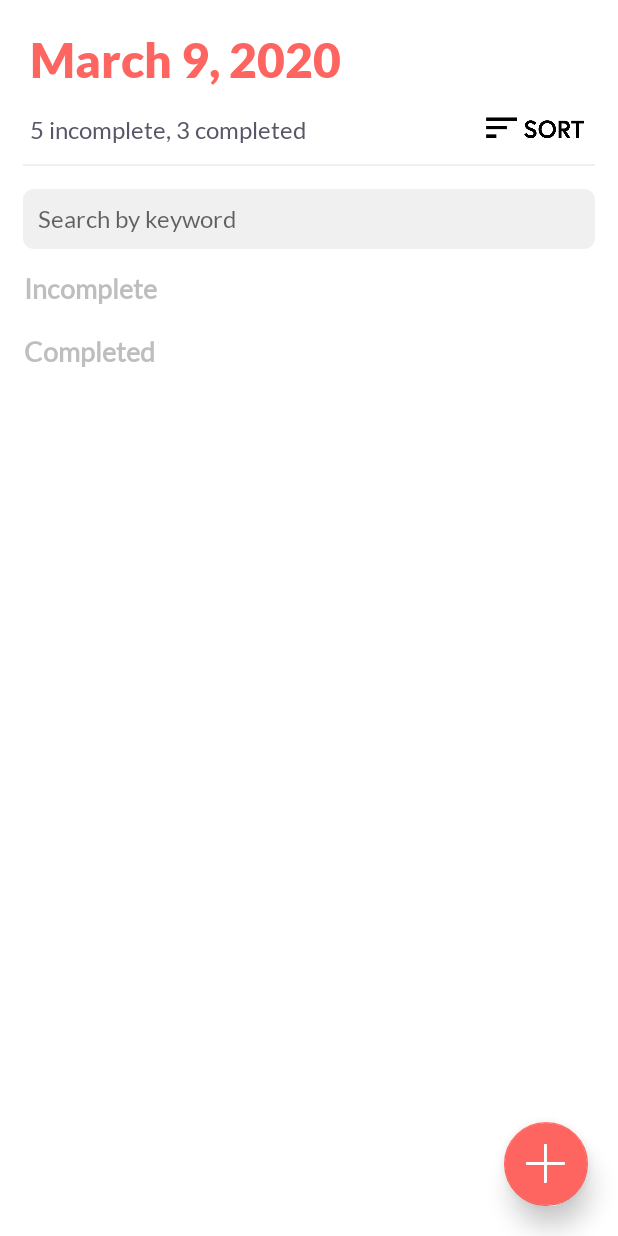
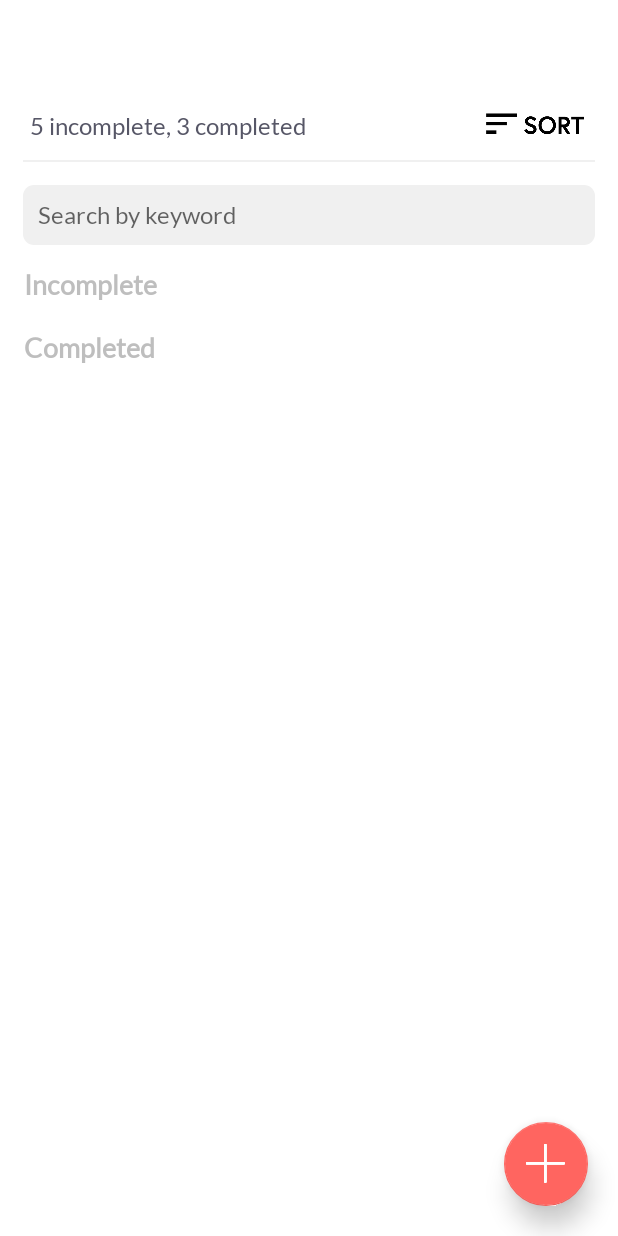
Before and after one commit to Swapkumbhar31/Task_Tech_Armie_Android, an Android app: the layout activity_main.xml on its own in the app's theme, with its tools: preview values and no code run, on a phone screen of 412 x 824 dp. Run offline under Robolectric (Android 15) with nearby library versions, the phone set to English and light mode, and no system bars.

```diff
--- a/app/src/main/java/ca/lambton/task_tech_armie_android/ViewTaskActivity.java
+++ b/app/src/main/java/ca/lambton/task_tech_armie_android/ViewTaskActivity.java
@@ -110,5 +110,4 @@ public class ViewTaskActivity extends AppCompatActivity {
         ListViewSize.getListViewSize(lvCompleted);
     }
 
-
 }
--- a/app/src/main/res/layout/activity_main.xml
+++ b/app/src/main/res/layout/activity_main.xml
@@ -19,9 +19,8 @@
             android:layout_width="match_parent"
             android:layout_height="wrap_content"
             android:fontFamily="@font/lato_black"
-            android:paddingLeft="20dp"
+            android:paddingStart="20dp"
             android:paddingTop="20dp"
-            android:text="March 9, 2020"
             android:textColor="@color/primary"
             android:textSize="32sp"
             android:textStyle="bold" />
@@ -99,6 +98,8 @@
                 android:layout_width="match_parent"
                 android:layout_height="wrap_content"
                 android:layout_marginTop="8dp"
+                android:focusable="true"
+                android:clickable="true"
                 app:layout_constraintEnd_toEndOf="parent"
                 app:layout_constraintHorizontal_bias="0.333"
                 app:layout_constraintStart_toStartOf="parent"
@@ -124,6 +125,9 @@
                 android:layout_height="wrap_content"
                 android:layout_marginTop="8dp"
                 android:layout_marginBottom="2dp"
+                android:clickable="true"
+                android:scrollingCache="false"
+                android:smoothScrollbar="true"
                 app:layout_constraintBottom_toBottomOf="parent"
                 app:layout_constraintEnd_toEndOf="parent"
                 app:layout_constraintHorizontal_bias="0.0"
--- a/app/src/main/res/layout/task_list_adapter.xml
+++ b/app/src/main/res/layout/task_list_adapter.xml
@@ -22,7 +22,7 @@
             android:text="Visit Montreal"
             android:padding="3dp"
             android:textColor="@color/text_color"
-            android:textSize="18dp"
+            android:textSize="18sp"
             android:textStyle="bold" />
         <TextView
             android:id="@+id/lblTaskCategory"
@@ -33,6 +33,6 @@
             android:padding="3dp"
             android:layout_marginBottom="3dp"
             android:textColor="@color/text_color"
-            android:textSize="16dp" />
+            android:textSize="16sp" />
     </LinearLayout>
 </LinearLayout>
```
Also changed, not shown: app/src/main/AndroidManifest.xml (+1 -7 lines), app/src/main/java/ca/lambton/task_tech_armie_android/Adaptor/TaskListAdaptor.java (+12 -7 lines), app/src/main/java/ca/lambton/task_tech_armie_android/MainActivity.java (+27 -12 lines).
